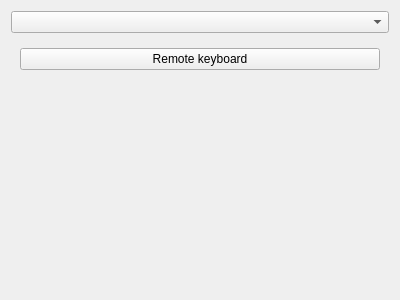
The window that src/mainwindow.ui (foxcpp/kdeconnect-applet) describes before a commit, drawn with Qt 5.
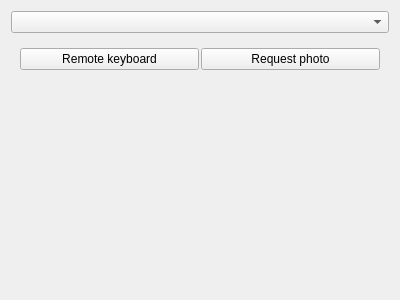
The same window after the commit. Custom widgets are drawn as their Qt base class.

Commit message: Implement trigger for Photo plugin

Diff of the .ui file:
```diff
--- a/src/mainwindow.ui
+++ b/src/mainwindow.ui
@@ -64,6 +64,16 @@
         </property>
        </widget>
       </item>
+      <item>
+       <widget class="QPushButton" name="requestPhotoBtn">
+        <property name="toolTip">
+         <string>Request the photo from device camera, copy it to clipboard and save in the Downloads directory.</string>
+        </property>
+        <property name="text">
+         <string>Request photo</string>
+        </property>
+       </widget>
+      </item>
      </layout>
     </widget>
    </item>
```
Left out of the diff: 4 changed lines with no effect on the pictures. The commit also changes 4 other files.
